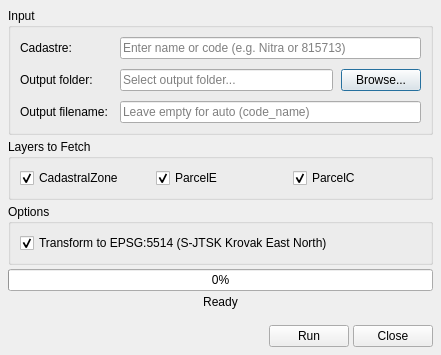
The window that kataster_dialog_base.ui (jancabaj/qgis-kataster) describes before a commit, drawn with Qt 5.
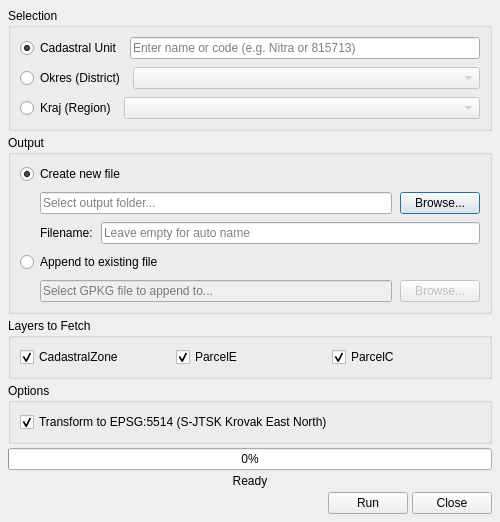
The same window after the commit.

The edit to the form file:
```diff
--- a/kataster_dialog_base.ui
+++ b/kataster_dialog_base.ui
@@ -6,8 +6,8 @@
    <rect>
     <x>0</x>
     <y>0</y>
-    <width>441</width>
-    <height>355</height>
+    <width>500</width>
+    <height>520</height>
    </rect>
   </property>
   <property name="windowTitle">
@@ -32,40 +32,107 @@
    <item>
     <widget class="QGroupBox" name="inputGroup">
      <property name="title">
-      <string>Input</string>
+      <string>Selection</string>
      </property>
-     <layout class="QFormLayout" name="inputFormLayout">
-      <property name="horizontalSpacing">
-       <number>12</number>
+     <layout class="QVBoxLayout" name="inputVerticalLayout">
+      <property name="spacing">
+       <number>8</number>
       </property>
-      <property name="verticalSpacing">
-       <number>10</number>
+      <item>
+       <layout class="QHBoxLayout" name="cadastreLayout">
+        <item>
+         <widget class="QRadioButton" name="radio_cadastre">
+          <property name="text">
+           <string>Cadastral Unit</string>
+          </property>
+          <property name="checked">
+           <bool>true</bool>
+          </property>
+         </widget>
+        </item>
+        <item>
+         <widget class="QLineEdit" name="cadastre_input">
+          <property name="placeholderText">
+           <string>Enter name or code (e.g. Nitra or 815713)</string>
+          </property>
+         </widget>
+        </item>
+       </layout>
+      </item>
+      <item>
+       <layout class="QHBoxLayout" name="okresLayout">
+        <item>
+         <widget class="QRadioButton" name="radio_okres">
+          <property name="text">
+           <string>Okres (District)</string>
+          </property>
+         </widget>
+        </item>
+        <item>
+         <widget class="QComboBox" name="okres_combo">
+          <property name="enabled">
+           <bool>false</bool>
+          </property>
+          <property name="sizePolicy">
+           <sizepolicy hsizetype="Expanding" vsizetype="Fixed">
+            <horstretch>0</horstretch>
+            <verstretch>0</verstretch>
+           </sizepolicy>
+          </property>
+         </widget>
+        </item>
+       </layout>
+      </item>
+      <item>
+       <layout class="QHBoxLayout" name="krajLayout">
+        <item>
+         <widget class="QRadioButton" name="radio_kraj">
+          <property name="text">
+           <string>Kraj (Region)</string>
+          </property>
+         </widget>
+        </item>
+        <item>
+         <widget class="QComboBox" name="kraj_combo">
+          <property name="enabled">
+           <bool>false</bool>
+          </property>
+          <property name="sizePolicy">
+           <sizepolicy hsizetype="Expanding" vsizetype="Fixed">
+            <horstretch>0</horstretch>
+            <verstretch>0</verstretch>
+           </sizepolicy>
+          </property>
+         </widget>
+        </item>
+       </layout>
+      </item>
+     </layout>
+    </widget>
+   </item>
+   <item>
+    <widget class="QGroupBox" name="outputGroup">
+     <property name="title">
+      <string>Output</string>
+     </property>
+     <layout class="QVBoxLayout" name="outputVerticalLayout">
+      <property name="spacing">
+       <number>8</number>
       </property>
-      <item row="0" column="0">
-       <widget class="QLabel" name="label_cadastre">
+      <item>
+       <widget class="QRadioButton" name="radio_new_file">
         <property name="text">
-         <string>Cadastre:</string>
+         <string>Create new file</string>
         </property>
-       </widget>
-      </item>
-      <item row="0" column="1">
-       <widget class="QLineEdit" name="cadastre_input">
-        <property name="placeholderText">
-         <string>Enter name or code (e.g. Nitra or 815713)</string>
+        <property name="checked">
+         <bool>true</bool>
         </property>
        </widget>
       </item>
-      <item row="1" column="0">
-       <widget class="QLabel" name="label_output_path">
-        <property name="text">
-         <string>Output folder:</string>
-        </property>
-       </widget>
-      </item>
-      <item row="1" column="1">
-       <layout class="QHBoxLayout" name="pathLayout">
-        <property name="spacing">
-         <number>8</number>
+      <item>
+       <layout class="QHBoxLayout" name="newFileLayout">
+        <property name="leftMargin">
+         <number>20</number>
         </property>
         <item>
          <widget class="QLineEdit" name="output_path_input">
@@ -86,22 +153,66 @@
         </item>
        </layout>
       </item>
-      <item row="2" column="0">
-       <widget class="QLabel" name="label_filename">
+      <item>
+       <layout class="QHBoxLayout" name="filenameLayout">
+        <property name="leftMargin">
+         <number>20</number>
+        </property>
+        <item>
+         <widget class="QLabel" name="label_filename">
+          <property name="text">
+           <string>Filename:</string>
+          </property>
+         </widget>
+        </item>
+        <item>
+         <widget class="QLineEdit" name="filename_input">
+          <property name="toolTip">
+           <string>Custom filename (without .gpkg extension). Leave empty for auto-generated name.</string>
+          </property>
+          <property name="placeholderText">
+           <string>Leave empty for auto name</string>
+          </property>
+         </widget>
+        </item>
+       </layout>
+      </item>
+      <item>
+       <widget class="QRadioButton" name="radio_append_file">
         <property name="text">
-         <string>Output filename:</string>
+         <string>Append to existing file</string>
         </property>
        </widget>
       </item>
-      <item row="2" column="1">
-       <widget class="QLineEdit" name="filename_input">
-        <property name="toolTip">
-         <string>Custom filename (without .gpkg extension). Leave empty for auto-generated name (cadastralcode_cadastralname)</string>
+      <item>
+       <layout class="QHBoxLayout" name="appendFileLayout">
+        <property name="leftMargin">
+         <number>20</number>
         </property>
-        <property name="placeholderText">
-         <string>Leave empty for auto (code_name)</string>
-        </property>
-       </widget>
+        <item>
+         <widget class="QLineEdit" name="append_file_input">
+          <property name="enabled">
+           <bool>false</bool>
+          </property>
+          <property name="readOnly">
+           <bool>true</bool>
+          </property>
+          <property name="placeholderText">
+           <string>Select GPKG file to append to...</string>
+          </property>
+         </widget>
+        </item>
+        <item>
+         <widget class="QPushButton" name="browse_append_button">
+          <property name="enabled">
+           <bool>false</bool>
+          </property>
+          <property name="text">
+           <string>Browse...</string>
+          </property>
+         </widget>
+        </item>
+       </layout>
       </item>
      </layout>
     </widget>
```
Left out of the diff: 2 changed lines with no effect on the pictures.
